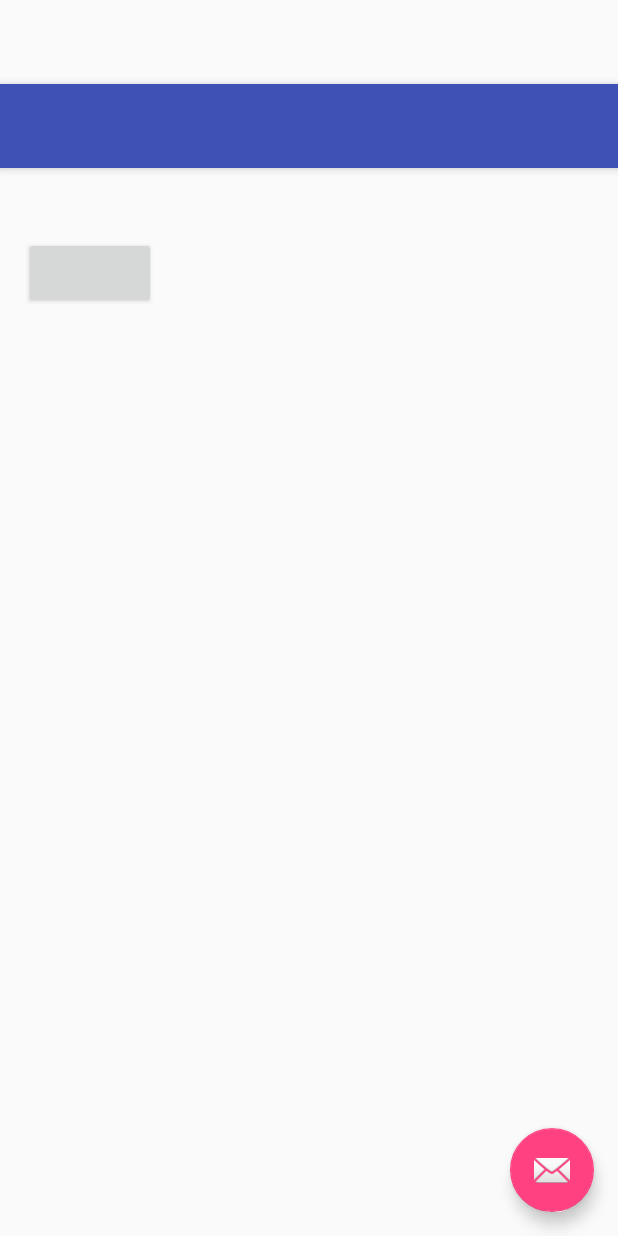
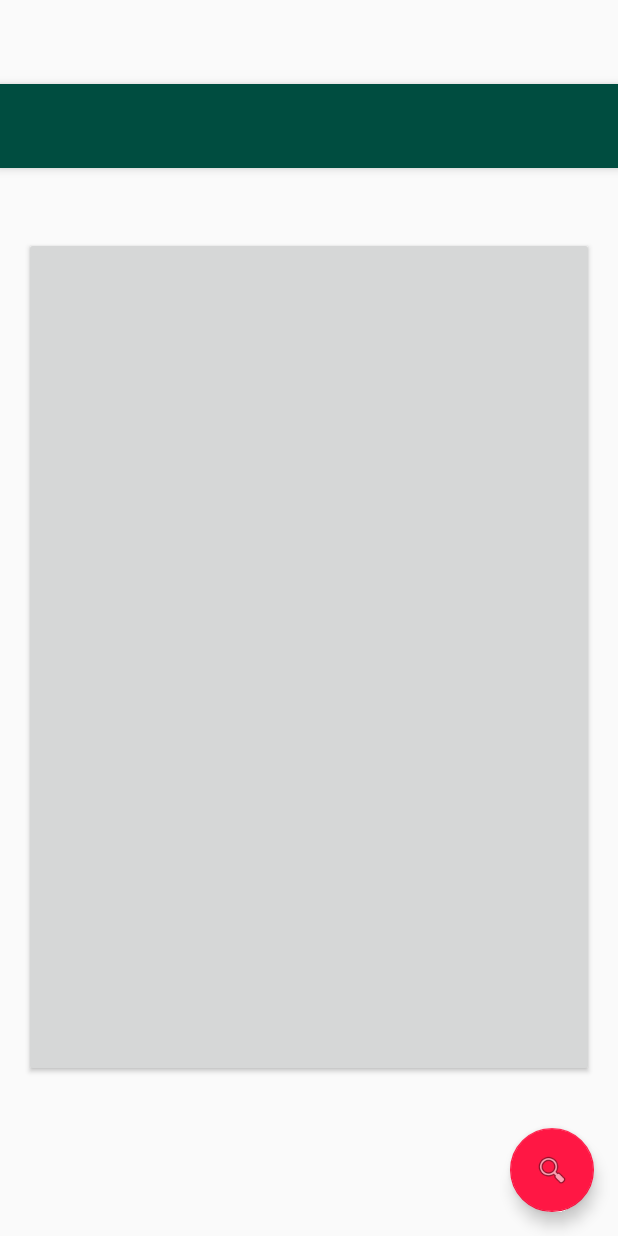
Before and after one commit to Xpitfire/regalo, an Android app: the layout app_bar_main.xml on its own in the app's theme, with its tools: preview values and no code run, on a phone screen of 412 x 824 dp. Run offline under Robolectric (Android 15) with nearby library versions, the phone set to English and light mode, and no system bars; plain views replace LoginButton.

Commit message:
Added theme colors and designed app UI elements.

```diff
--- a/app/src/main/res/drawable/side_nav_bar.xml
+++ b/app/src/main/res/drawable/side_nav_bar.xml
@@ -1,9 +1,9 @@
 <shape xmlns:android="http://schemas.android.com/apk/res/android"
     android:shape="rectangle" >
     <gradient
-        android:startColor="#81C784"
-        android:centerColor="#4CAF50"
-        android:endColor="#2E7D32"
+        android:startColor="#B2DFDB"
+        android:centerColor="#26A69A"
+        android:endColor="#00695C"
         android:type="linear"
         android:angle="135"/>
 </shape>
--- a/app/src/main/res/layout/app_bar_main.xml
+++ b/app/src/main/res/layout/app_bar_main.xml
@@ -9,9 +9,9 @@
     <android.support.design.widget.AppBarLayout android:layout_height="wrap_content"
         android:layout_width="match_parent" android:theme="@style/AppTheme.AppBarOverlay">
 
-        <android.support.v7.widget.Toolbar android:id="@+id/toolbar"
-            android:layout_width="match_parent" android:layout_height="?attr/actionBarSize"
-            android:background="?attr/colorPrimary" app:popupTheme="@style/AppTheme.PopupOverlay" />
+    <android.support.v7.widget.Toolbar android:id="@+id/toolbar"
+        android:layout_width="match_parent" android:layout_height="?attr/actionBarSize"
+        android:background="?attr/colorPrimary" app:popupTheme="@style/AppTheme.PopupOverlay" />
 
     </android.support.design.widget.AppBarLayout>
 
@@ -20,6 +20,6 @@
     <android.support.design.widget.FloatingActionButton android:id="@+id/fab"
         android:layout_width="wrap_content" android:layout_height="wrap_content"
         android:layout_gravity="bottom|end" android:layout_margin="@dimen/fab_margin"
-        android:src="@android:drawable/ic_dialog_email" />
+        android:src="@android:drawable/ic_menu_search" />
 
 </android.support.design.widget.CoordinatorLayout>
--- a/app/src/main/res/layout/content_main.xml
+++ b/app/src/main/res/layout/content_main.xml
@@ -2,17 +2,18 @@
 <RelativeLayout xmlns:android="http://schemas.android.com/apk/res/android"
     xmlns:tools="http://schemas.android.com/tools"
     xmlns:app="http://schemas.android.com/apk/res-auto" android:layout_width="match_parent"
-    android:layout_height="match_parent" android:paddingLeft="@dimen/activity_horizontal_margin"
+    android:layout_height="fill_parent" android:paddingLeft="@dimen/activity_horizontal_margin"
     android:paddingRight="@dimen/activity_horizontal_margin"
     android:paddingTop="@dimen/activity_vertical_margin"
     android:paddingBottom="@dimen/activity_vertical_margin"
     app:layout_behavior="@string/appbar_scrolling_view_behavior" tools:showIn="@layout/app_bar_main"
-    tools:context=".MainActivity">
+    tools:context=".MainActivity"
+    android:gravity="center">
 
     <com.facebook.login.widget.LoginButton
         android:id="@+id/login_button_facebook"
-        android:layout_width="wrap_content"
-        android:layout_height="wrap_content"
+        android:layout_width="match_parent"
+        android:layout_height="match_parent"
         android:layout_gravity="center_horizontal"
         android:layout_marginTop="30dp"
         android:layout_marginBottom="90dp" />
--- a/app/src/main/res/layout/nav_header_main.xml
+++ b/app/src/main/res/layout/nav_header_main.xml
@@ -11,7 +11,7 @@
 
     <ImageView android:layout_width="wrap_content" android:layout_height="wrap_content"
         android:paddingTop="@dimen/nav_header_vertical_spacing"
-        android:src="@android:drawable/sym_def_app_icon" android:id="@+id/imageView" />
+        android:src="@mipmap/ic_launcher" android:id="@+id/imageView" />
 
     <TextView android:layout_width="match_parent" android:layout_height="wrap_content"
         android:paddingTop="@dimen/nav_header_vertical_spacing" android:text="@string/app_name"
--- a/app/src/main/res/menu/main.xml
+++ b/app/src/main/res/menu/main.xml
@@ -1,6 +1,8 @@
 <menu xmlns:android="http://schemas.android.com/apk/res/android"
     xmlns:app="http://schemas.android.com/apk/res-auto"
     xmlns:tools="http://schemas.android.com/tools" tools:context=".MainActivity">
+    <!--
     <item android:id="@+id/action_settings" android:title="@string/action_settings"
         android:orderInCategory="100" app:showAsAction="never" />
+    -->
 </menu>
--- a/app/src/main/res/values/colors.xml
+++ b/app/src/main/res/values/colors.xml
@@ -1,6 +1,7 @@
 <?xml version="1.0" encoding="utf-8"?>
 <resources>
-    <color name="colorPrimary">#3F51B5</color>
-    <color name="colorPrimaryDark">#303F9F</color>
-    <color name="colorAccent">#FF4081</color>
+    <color name="colorPrimary">#004D40</color>
+    <color name="colorPrimaryDark">#009688</color>
+    <color name="colorAccent">#FF1744</color>
+    <color name="colorTransparent">#B2DFDB</color>
 </resources>
```
Also changed, not shown: app/src/main/java/com/veapps/regalo/MainActivity.java (+0 -11 lines).
